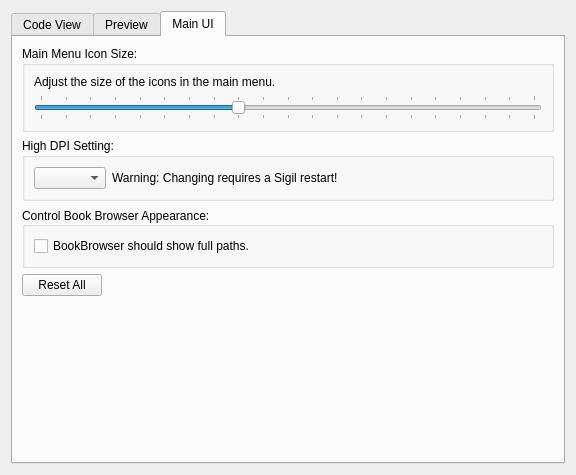
Above: src/Form_Files/PAppearanceWidget.ui from Sigil-Ebook/Sigil before the change. Below: the same form after it.
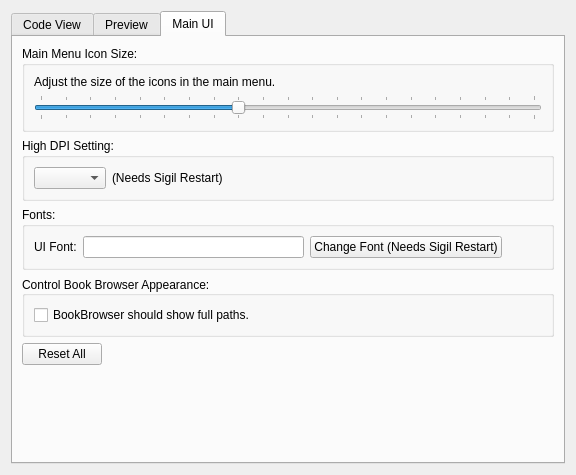
That is the form after the change. The open tabs and pages were chosen to show the change.

Commit message: Preliminary support for changing ui default font

The edit to the form file:
```diff
--- a/src/Form_Files/PAppearanceWidget.ui
+++ b/src/Form_Files/PAppearanceWidget.ui
@@ -471,7 +471,7 @@
           <item>
            <widget class="QLabel" name="lblHighDPIWarn">
             <property name="text">
-             <string>Warning: Changing requires a Sigil restart!</string>
+             <string>(Needs Sigil Restart)</string>
             </property>
            </widget>
           </item>
@@ -491,6 +491,45 @@
          </layout>
         </widget>
        </item>
+       <item>
+        <widget class="QGroupBox" name="uifontGroup">
+         <property name="title">
+          <string>Fonts:</string>
+         </property>
+         <layout class="QHBoxLayout" name="horizontalLayout_2" stretch="0,1,0,0">
+          <item>
+           <widget class="QLabel" name="uifontLabel">
+            <property name="text">
+             <string>UI Font:</string>
+            </property>
+           </widget>
+          </item>
+          <item>
+           <widget class="QLineEdit" name="uiFontLE"/>
+          </item>
+          <item>
+           <widget class="QPushButton" name="changeUIFontButton">
+            <property name="text">
+             <string>Change Font (Needs Sigil Restart)</string>
+            </property>
+           </widget>
+          </item>
+          <item>
+           <spacer name="horizontalSpacer_5">
+            <property name="orientation">
+             <enum>Qt::Horizontal</enum>
+            </property>
+            <property name="sizeHint" stdset="0">
+             <size>
+              <width>40</width>
+              <height>20</height>
+             </size>
+            </property>
+           </spacer>
+          </item>
+         </layout>
+        </widget>
+       </item>
        <item>
         <widget class="QGroupBox" name="groupBox_3a">
          <property name="toolTip">
```
The commit also changes 6 other files.
